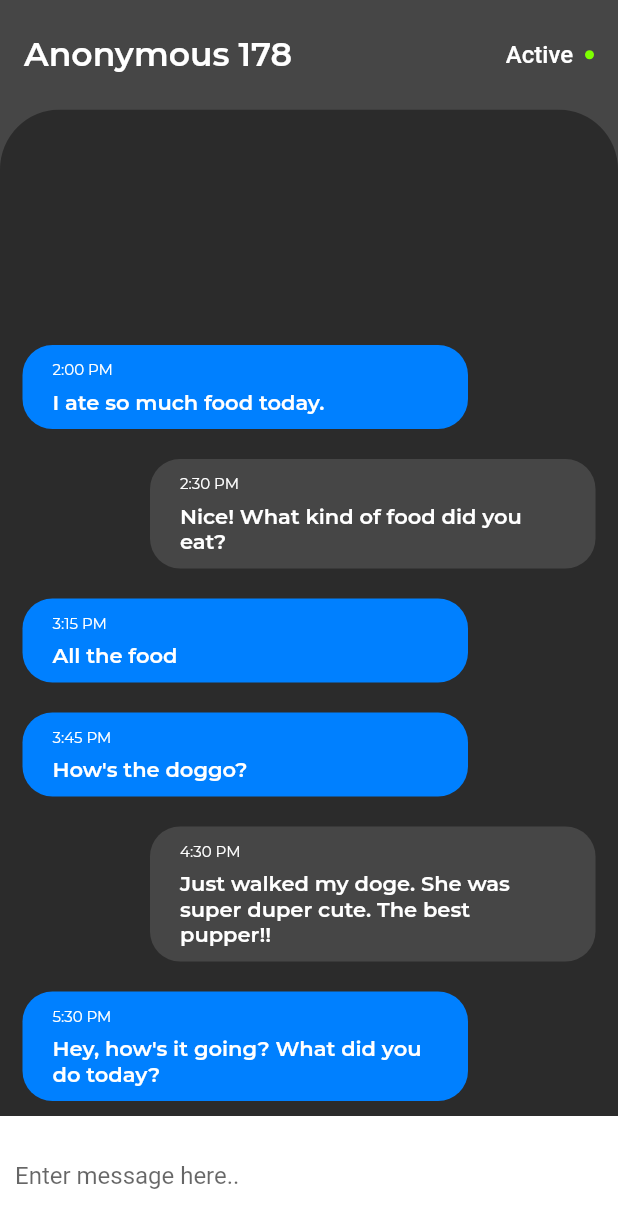
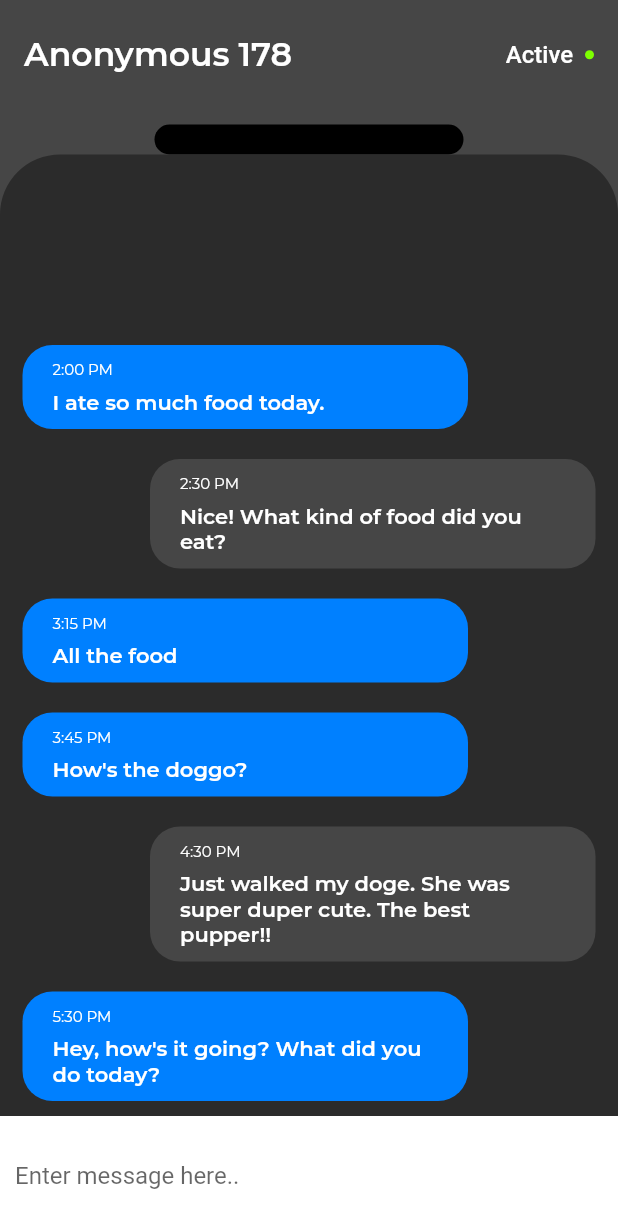
Before and after one commit to Harshith996/face_off_repository, a Flutter app: the screen it shows after launch, on a phone screen of 412 x 824 dp. Shown: the top 1228 px of the screen. Run offline on Flutter 3.47's test engine with Material 2 defaults, Android fonts, the phone set to English and light mode, and no system bars; our stand-ins replace carousel_slider, flutter_otp_text_field, google_fonts, google_nav_bar, otp_text_field, shared_preferences and 2 more; missing offline and left inert: xmpp_plugin.

Commit message:
added dynamic island i think

```diff
--- a/lib/ui/screens/chat_page.dart
+++ b/lib/ui/screens/chat_page.dart
@@ -4,6 +4,7 @@ import 'package:google_fonts/google_fonts.dart';
 import 'package:face_off/utils/constants.dart';
 import '../models/message_model.dart' as msg;
 import 'package:xmpp_plugin/xmpp_plugin.dart';
+import 'package:face_off/ui/widgets/chat_page/intervention_bubble.dart';
 
 // ignore: must_be_immutable
 class ChatPage extends StatefulWidget {
@@ -118,6 +119,7 @@ class _ChatPage extends State<ChatPage> {
             ],
           )),
       body: Column(children: <Widget>[
+        const InterventionBubble(),
         Expanded(
           child: Container(
               decoration: const BoxDecoration(
--- /dev/null
+++ b/lib/ui/widgets/chat_page/call_expanded.dart
@@ -0,0 +1,18 @@
+import 'package:flutter/material.dart';
+
+class CallExpanded extends StatelessWidget {
+  const CallExpanded({super.key});
+
+  @override
+  Widget build(BuildContext context) {
+    return Expanded(
+      child: Row(
+        children: const [
+          Text(
+            "intervention expanded",
+            textAlign: TextAlign.center,
+            )
+        ],)
+    );
+  }
+}
--- /dev/null
+++ b/lib/ui/widgets/chat_page/call_shrinked.dart
@@ -0,0 +1,19 @@
+import 'package:flutter/material.dart';
+
+class CallShrinked extends StatelessWidget {
+  const CallShrinked({super.key});
+
+  @override
+  Widget build(BuildContext context) {
+    return Row(
+      crossAxisAlignment: CrossAxisAlignment.center,
+      children: const [
+        Text(
+          "intervention shrunk",
+          textAlign: TextAlign.center,
+        )
+      ],
+
+    );
+  }
+}
--- /dev/null
+++ b/lib/ui/widgets/chat_page/intervention_bubble.dart
@@ -0,0 +1,68 @@
+import 'package:face_off/utils/constants.dart';
+import 'package:flutter/material.dart';
+import 'package:flutter/src/widgets/container.dart';
+import 'package:flutter/src/widgets/framework.dart';
+
+import 'call_expanded.dart';
+import 'call_shrinked.dart';
+
+class InterventionBubble extends StatefulWidget {
+  const InterventionBubble({super.key});
+
+  @override
+  State<InterventionBubble> createState() => _InterventionBubble();
+}
+
+class _InterventionBubble extends State<InterventionBubble> {
+
+  int activePageIndex = 0;
+  bool shrinked = true;
+  final List<Island> islands =[
+    const Island(
+      shrunkIsland: CallShrinked(),
+      expandedIsland: CallExpanded(),
+      expandedHeight: 50,
+      expandedBorderRadius: 30)
+  ];
+  @override
+  Widget build(BuildContext context) {
+
+    final activeIsland = islands[activePageIndex];
+    final islandToBeShown = shrinked ? activeIsland.shrunkIsland : activeIsland.expandedIsland;
+    return Container(
+      alignment: Alignment.topCenter,
+      child: GestureDetector(
+        onTap: (() => setState(() {
+          shrinked != shrinked;
+        }
+        )),
+        child: AnimatedContainer(
+          margin: const EdgeInsets.only(top: 10),
+          decoration: BoxDecoration(
+            color: Colors.black,
+            borderRadius: BorderRadius.circular(shrinked ? 20.0 : activeIsland.expandedBorderRadius)
+          ),
+          height: 20,
+          width: MediaQuery.of(context).size.width * 0.5,
+          duration: const Duration(milliseconds: 300),
+          curve: Curves.easeInOut,
+          child: islandToBeShown),
+      )
+    );
+  }
+}
+
+class Island{
+  const Island(
+    {required this.shrunkIsland,
+    required this.expandedIsland,
+    required this.expandedHeight,
+    required this.expandedBorderRadius,
+    }
+  );
+  final Widget shrunkIsland;
+  final Widget expandedIsland;
+  final double expandedHeight;
+  final double expandedBorderRadius;
+
+}
```
